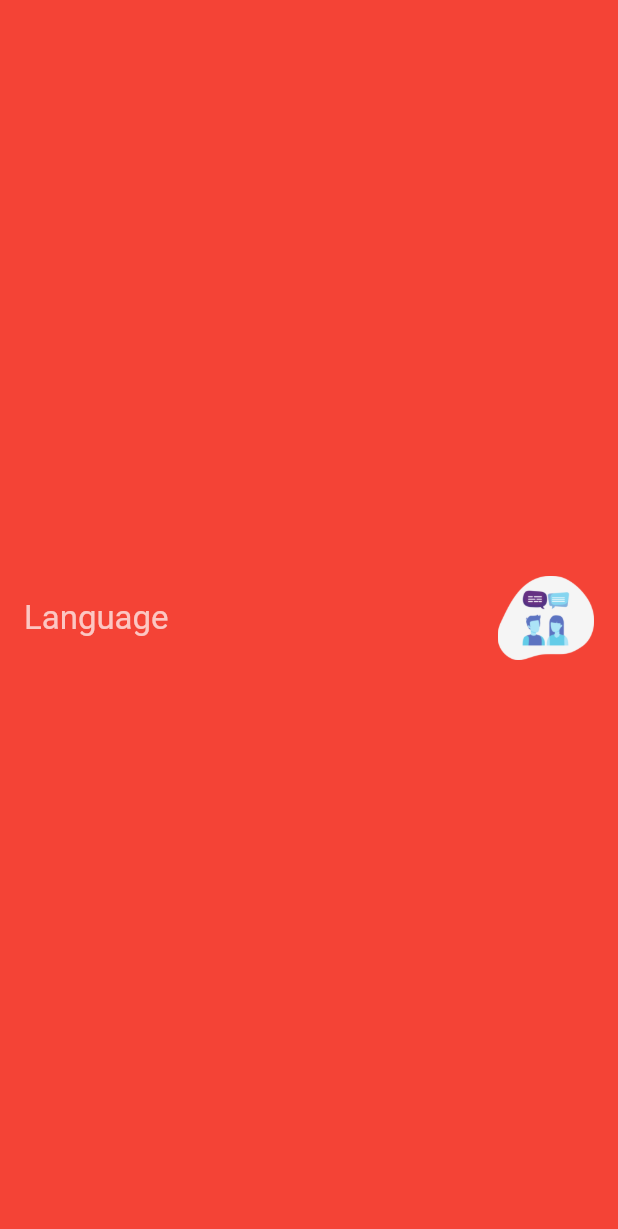
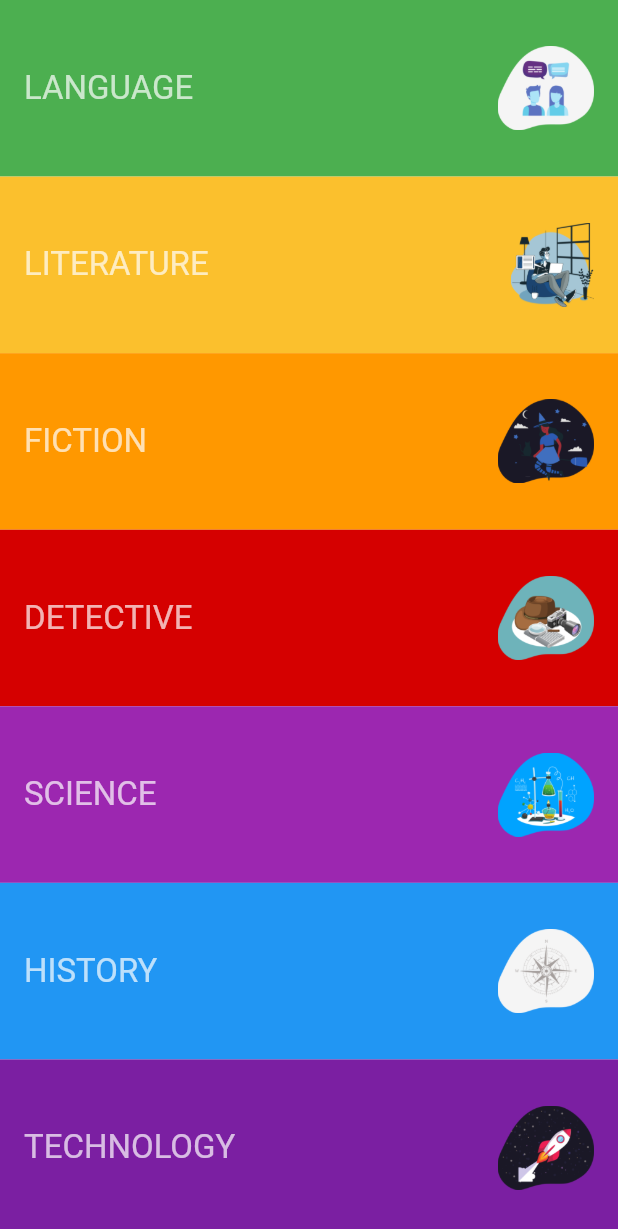
Before and after one commit to narzullaev/FlutterDev, a Flutter app: the screen it shows after launch, on a phone screen of 412 x 824 dp. Shown: the top 1229 px of the screen. Run offline on Flutter 3.47's test engine with Material 2 defaults, Android fonts, the phone set to English and light mode, and no system bars.

Commit message:
finished main layout

```diff
--- a/books/lib/main.dart
+++ b/books/lib/main.dart
@@ -4,7 +4,7 @@ void main() => runApp(MyApp());
 
 class MyApp extends StatelessWidget {
 
-  Expanded buildCategory({MaterialColor color, String image, String title}){
+  Expanded buildCategory({Color color, String image, String title}){
 
     return Expanded(
       child: Container(
@@ -31,7 +31,13 @@ class MyApp extends StatelessWidget {
         body: SafeArea(
           child: Column(
             children: <Widget>[
-              buildCategory(color: Colors.red, image:'language.png', title:'Language'),
+              buildCategory(color: Colors.green, image:'language.png', title:'LANGUAGE'),
+              buildCategory(color: Colors.yellow.shade700, image:'literature.png', title:'LITERATURE'),
+              buildCategory(color: Colors.orange, image:'fiction.png', title:'FICTION'),
+              buildCategory(color: Colors.redAccent.shade700, image:'detective.png', title:'DETECTIVE'),
+              buildCategory(color: Colors.purple, image:'science.png', title:'SCIENCE'),
+              buildCategory(color: Colors.blue, image:'history.png', title:'HISTORY'),
+              buildCategory(color: Colors.purple.shade700, image:'technology.png', title:'TECHNOLOGY'),
 
             ],
           ),
```
